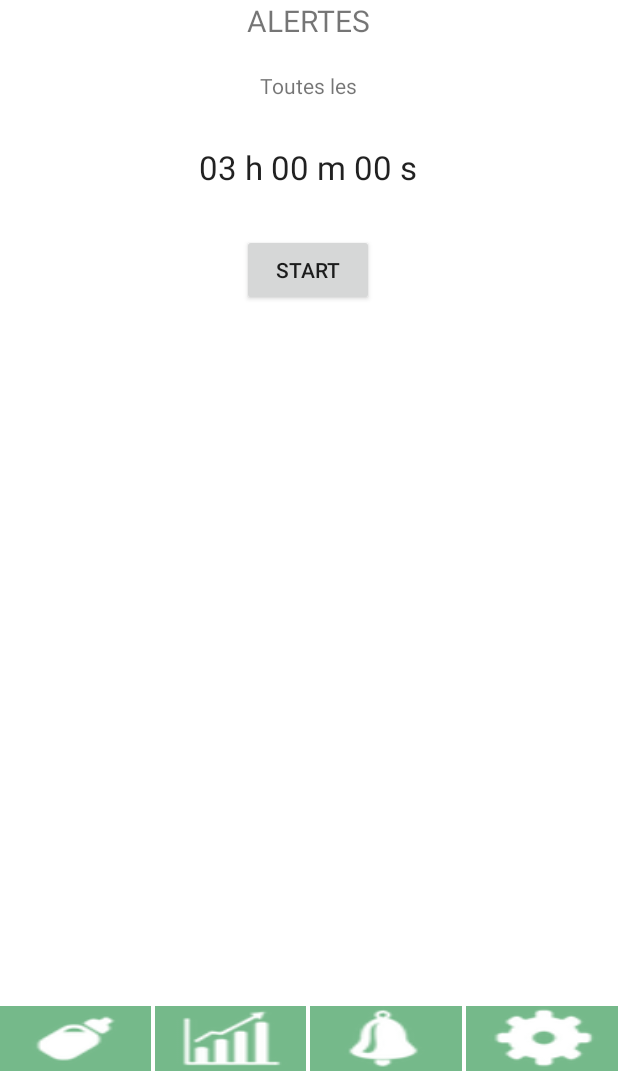
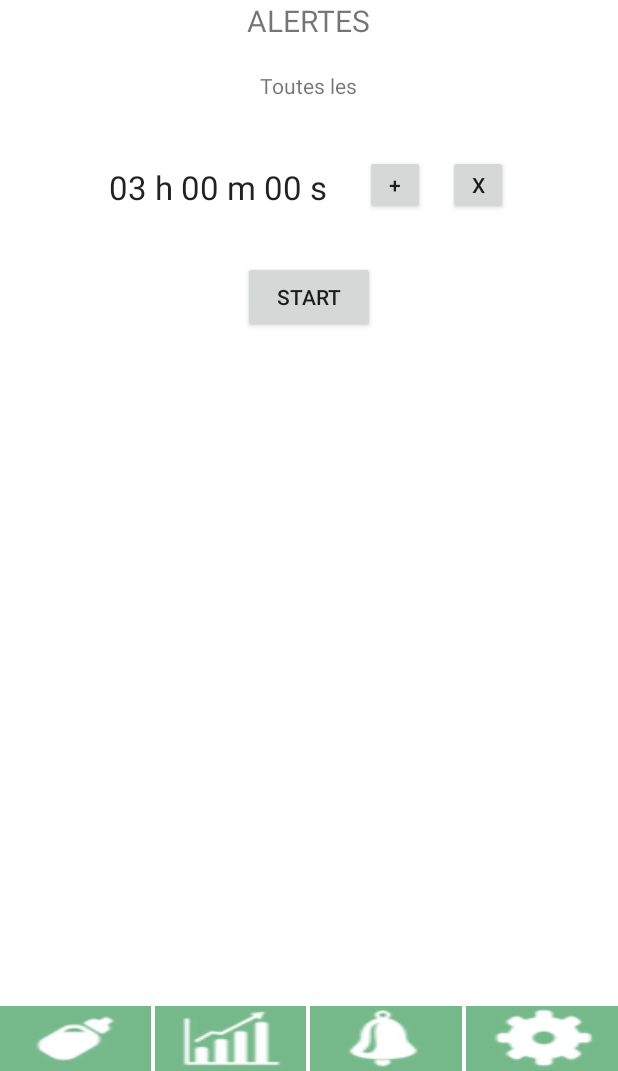
Before and after one commit to beggme/ApiBib, an Android app: the ParametrageAlertes screen opened directly, with no data from a screen before it, on a phone screen of 412 x 824 dp, the part 165-1236 px from its top. Run offline under Robolectric (Android 15) with nearby library versions, the phone set to English and light mode, and no system bars.

Commit message:
TDE - Add timepicker and delete button to alert view

```diff
--- a/app/src/main/java/activity/ParametrageAlertes.java
+++ b/app/src/main/java/activity/ParametrageAlertes.java
@@ -1,11 +1,15 @@
 package activity;
 
+import android.app.Dialog;
 import android.app.DialogFragment;
+import android.app.TimePickerDialog;
 import android.os.Bundle;
 import android.os.CountDownTimer;
 import android.view.View;
 import android.widget.Button;
 import android.widget.TextView;
+import android.widget.TimePicker;
+import android.widget.Toast;
 
 import com.example.mehdibeggas.apibib_apresreunion.R;
 
@@ -15,15 +19,17 @@ import main.ApiBibCountDownTimer;
 import main.Singleton;
 
 /**
- * Created by mehdibeggas on 31/03/2015.
+ * Created by timothee Delauriere on 31/03/2015.
  */
 public class ParametrageAlertes extends MenuNavigation implements View.OnClickListener
 {
     private static final String tag = "Main";
     private ApiBibCountDownTimer countDownTimer;
     private Button startB;
+    private Button modifTimer;
+    private Button sup;
     private Singleton s;
-    private long startTime =10800000;
+    private long startTime;
     private final long interval = 1000;
     private TextView text;
 
@@ -43,35 +49,54 @@ public class ParametrageAlertes extends MenuNavigation implements View.OnClickLi
             s.setTimerCount(countDownTimer);
             s.setTimerHasStarted(true);
             s.getTimerCount().start();
+            //Toast.makeText(getApplicationContext(), "msg msg", Toast.LENGTH_LONG).show();
         }
         else
         {
             startB = (Button) this.findViewById(R.id.startTimer);
             startB.setOnClickListener(this);
+            modifTimer = (Button) this.findViewById(R.id.modifTimer);
+            modifTimer.setOnClickListener(this);
+            sup = (Button) this.findViewById(R.id.sup);
+            sup.setOnClickListener(this);
             countDownTimer = new ApiBibCountDownTimer(startTime, interval,this);
             s.setTimerCount(countDownTimer);
             s.setTimerHasStarted(false);
         }
-
-
-
-        //timeElapsedView = (TextView) this.findViewById(R.id.timeElapsed);
-
-
-        //text.setText(text.getText() + String.valueOf(startTime));
     }
 
     @Override
     public void onClick(View v) {
+
+        switch(v.getId()) {
+            case R.id.startTimer:
                 if (!s.IsTimerHasStarted()) {
+
                     s.getTimerCount().start();
                     s.setTimerHasStarted(true);
                     //startB.setText("Start");
                 } else {
 
                     s.getTimerCount().cancel();
-            s.setTimerHasStarted(true);
+                    s.setTimerHasStarted(false);
                     //startB.setText("RESET");
+                }
+            break;
+
+            case R.id.modifTimer:
+                DialogFragment newFragment = new TimePickerFragment();
+                newFragment.show(getFragmentManager(), "timepicker");
+
+            break;
+            case R.id.sup:
+                s.getTimerCount().cancel();
+                text = (TextView) this.findViewById(R.id.timeRemain);
+                text.setText("3 h 00 m 00 s ");
+                countDownTimer = new ApiBibCountDownTimer(10800000, interval,this);
+                s.setTimerCount(countDownTimer);
+                s.setTimerHasStarted(false);
+            break;
+
         }
     }
 }
--- a/app/src/main/java/main/ApiBibCountDownTimer.java
+++ b/app/src/main/java/main/ApiBibCountDownTimer.java
@@ -4,6 +4,7 @@ import android.app.Activity;
 import android.content.Intent;
 import android.os.CountDownTimer;
 import android.widget.TextView;
+import android.widget.Toast;
 
 import com.example.mehdibeggas.apibib_apresreunion.R;
 
--- a/app/src/main/res/layout/activity_parametrage_alerte.xml
+++ b/app/src/main/res/layout/activity_parametrage_alerte.xml
@@ -20,17 +20,6 @@
             android:src="@drawable/apibib_logo_vert"
             android:layout_gravity="center_horizontal" />
 
-        <LinearLayout
-            android:layout_width="wrap_content"
-            android:layout_height="124dp"
-            android:layout_gravity="center_horizontal"
-            android:layout_weight="0.32">
-            <LinearLayout
-                android:layout_width="254dp"
-                android:layout_height="231dp"
-                android:orientation="vertical"
-                android:layout_gravity="center_horizontal"
-                android:layout_marginBottom="40dp">
         <TextView
             android:layout_width="wrap_content"
             android:layout_height="wrap_content"
@@ -45,17 +34,41 @@
             android:layout_width="wrap_content"
             android:layout_height="wrap_content"
             android:text="Toutes les"
-                    android:layout_gravity="center"/>
+            android:layout_gravity="center"
+            android:layout_marginBottom="21dp" />
+
+        <LinearLayout
+            android:layout_width="wrap_content"
+            android:layout_height="wrap_content"
+            android:orientation="horizontal"
+            android:layout_gravity="center_horizontal">
 
             <TextView
                 android:layout_width="wrap_content"
-                    android:layout_height="wrap_content"
+                android:layout_height="36dp"
                 android:textAppearance="?android:attr/textAppearanceLarge"
                 android:id="@+id/timeRemain"
-                    android:layout_gravity="center_horizontal"
-                    android:layout_marginTop="30dp"
                 android:layout_marginBottom="30dp"
-                    android:text="03 h 00 m 00 s" />
+                android:text="03 h 00 m 00 s"
+                android:layout_marginTop="20dp" />
+
+            <Button
+                android:layout_width="40dp"
+                android:layout_height="40dp"
+                android:text="+"
+                android:id="@+id/modifTimer"
+                android:layout_marginLeft="25dp"
+                android:layout_marginTop="15dp" />
+
+            <Button
+                android:layout_width="40dp"
+                android:layout_height="40dp"
+                android:text="X"
+                android:id="@+id/sup"
+                android:layout_marginLeft="15dp"
+                android:layout_marginTop="15dp" />
+
+        </LinearLayout>
 
         <Button
             android:layout_width="wrap_content"
@@ -66,15 +79,6 @@
 
     </LinearLayout>
 
-            <!--<ImageView
-                android:layout_width="wrap_content"
-                android:layout_height="wrap_content"
-                android:id="@+id/imageView"
-                android:src="@drawable/biberon" />-->
-        </LinearLayout>
-
-    </LinearLayout>
-
     <include layout="@layout/boutons_de_navigation"/>
 
 </RelativeLayout>
```
Also changed, not shown: app/src/main/java/activity/TimePickerFragment.java (+18 -4 lines). Lines whose indentation alone changed are shown as unchanged.
